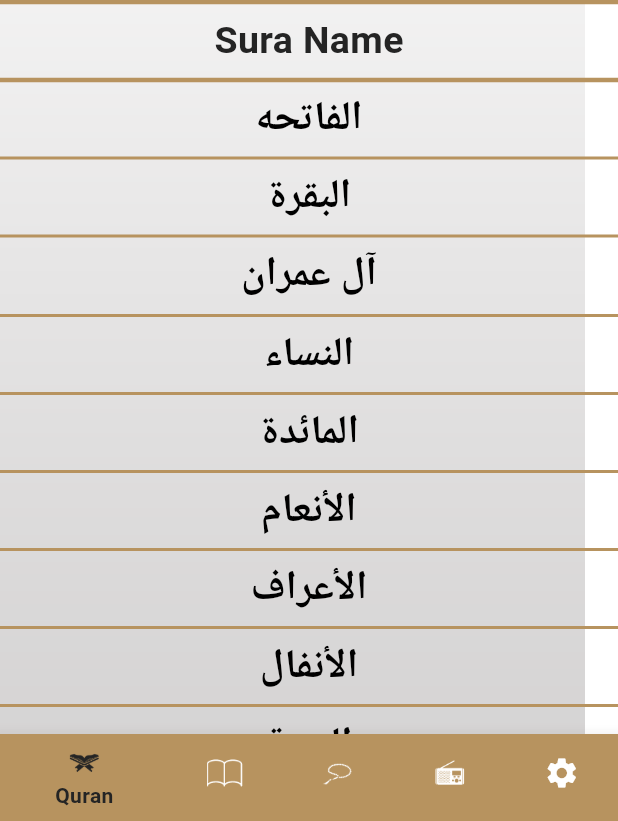
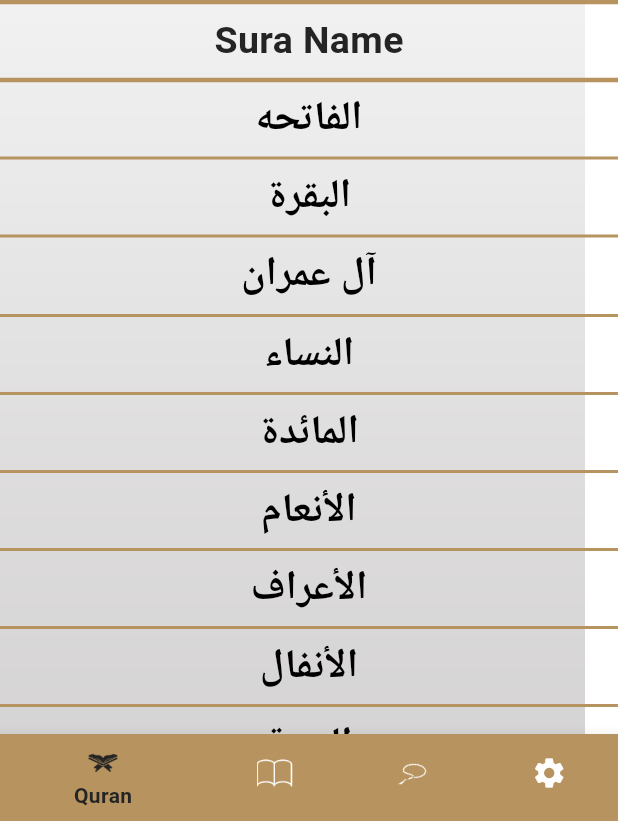
Before and after one commit to fahd29/islami_app, a Flutter app: the screen it shows after launch, on a phone screen of 412 x 824 dp, the part 415-1236 px from its top. Run offline on Flutter 3.47's test engine with Material 3 defaults, Android fonts, the phone set to English and light mode, and no system bars; our stand-ins replace shared_preferences; generated files the repository leaves out were written again.

```diff
--- a/lib/home/home_screen.dart
+++ b/lib/home/home_screen.dart
@@ -2,7 +2,6 @@ import 'package:flutter/material.dart';
 import 'package:flutter_gen/gen_l10n/app_localizations.dart';
 import 'package:islamic/home/hadeth/hadeth_tab.dart';
 import 'package:islamic/home/quarn/quarn_tab.dart';
-import 'package:islamic/home/radio/radio_tab.dart';
 import 'package:islamic/home/sebha/sebha_tab.dart';
 import 'package:islamic/home/settings/settings_tab.dart';
 import 'package:islamic/providers/app_config_provider.dart';
@@ -55,9 +54,6 @@ class _HomeScreenState extends State<HomeScreen> {
                     icon: ImageIcon(AssetImage("assets/images/sebha.png")),
                     label: AppLocalizations.of(context)!.sebha),
                 BottomNavigationBarItem(
-                    icon: ImageIcon(AssetImage("assets/images/radio.png")),
-                    label: AppLocalizations.of(context)!.radio),
-                BottomNavigationBarItem(
                     icon: Icon(Icons.settings),
                     label: AppLocalizations.of(context)!.settings),
               ],
@@ -73,7 +69,6 @@ class _HomeScreenState extends State<HomeScreen> {
     QuarnTab(),
     HadethTab(),
     SebhaTab(),
-    RadioTab(),
     SettingsTab(),
   ];
 }
```
Also changed, not shown: lib/home/radio/radio_tab.dart (deleted, +0 -12 lines).
